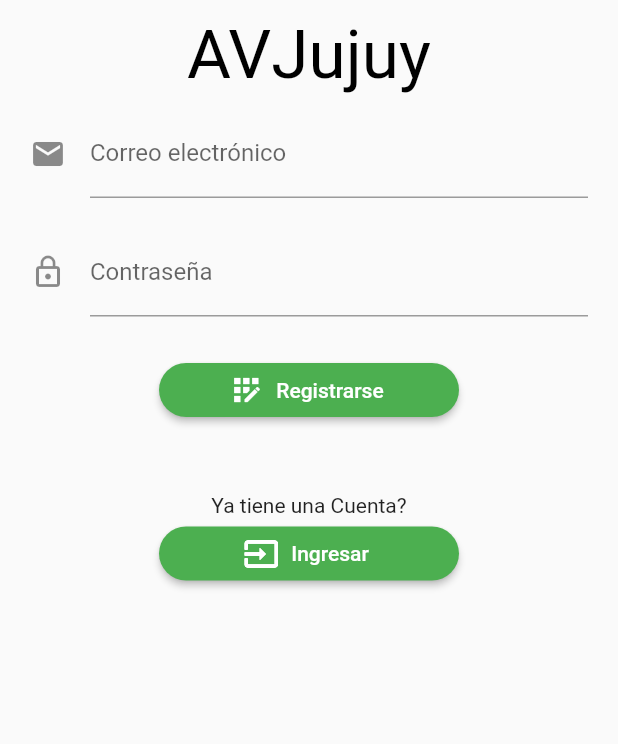
After one commit to carlos-luis-alvarado/flutter_application_1, a Flutter app: the screen it shows after launch, after a tap on "Registrarse", on a phone screen of 412 x 824 dp, the part 270-1014 px from its top. The commit adds this screen. Run offline on Flutter 3.47's test engine with Material 2 defaults, Android fonts, the phone set to English and light mode, and no system bars; missing offline and left inert: sign_button; Roboto replaces fonts that are missing (Architects Daughter).

Commit message:
Se creó la pagina de registro. Se añadió una transición entre páginas. Puse un color en login pero solo para probar, lo podemos cambiar o poner en blanco

```diff
--- a/lib/main.dart
+++ b/lib/main.dart
@@ -1,6 +1,7 @@
 import 'package:flutter/material.dart';
 import 'package:flutter_application_1/src/pages/login_page.dart';
 import 'package:flutter/services.dart';
+import 'package:flutter_application_1/src/pages/registro_page.dart';
 
 void main() {
   //SystemChrome.setEnabledSystemUIOverlays([]);
@@ -13,7 +14,12 @@ class MyApp extends StatelessWidget {
     return MaterialApp(
       debugShowCheckedModeBanner: false,
       title: 'Material App',
-      home: Scaffold(body: LoginPage()),
+      //home: Scaffold(body: LoginPage()),
+      home: LoginPage(),
+      routes: <String, WidgetBuilder>{
+        '/login': (BuildContext context) => LoginPage(),
+        '/registro': (BuildContext context) => RegistroPage()
+      },
     );
   }
 }
--- a/lib/src/pages/login_page.dart
+++ b/lib/src/pages/login_page.dart
@@ -1,4 +1,6 @@
 import 'package:flutter/material.dart';
+import 'package:flutter_application_1/src/pages/registro_page.dart';
+import 'package:flutter_application_1/src/transiciones/fade_transition.dart';
 import 'package:sign_button/sign_button.dart';
 
 class LoginPage extends StatefulWidget {
@@ -12,33 +14,44 @@ class _LoginPageState extends State<LoginPage> {
   Widget build(BuildContext context) {
     return SafeArea(
       child: Scaffold(
+          backgroundColor: Colors.amber.shade300, //COLOR DE FONDO
           body: Center(
             child: Column(
               children: [
-            Flexible(   //se define el logo
+                Flexible(
+                  //se define el logo
                   child: Image(
                     image: AssetImage(
                       'images/crearlogo.png',
-
                     ),
                     width: 150.0,
                     height: 180.0,
                   ),
                 ),
-            SizedBox(height: 10.0,width: double.infinity,),//se define nombre de la app
-            Text('AVJujuy',style: TextStyle(fontFamily: 'Architects Daughter', color: Colors.black,fontSize: 45.0,),),
+                SizedBox(
+                  height: 10.0,
+                  width: double.infinity,
+                ), //se define nombre de la app
+                Text(
+                  'AVJujuy',
+                  style: TextStyle(
+                    fontFamily: 'Architects Daughter',
+                    color: Colors.black,
+                    fontSize: 45.0,
+                  ),
+                ),
                 SizedBox(
                   height: 10.0,
                 ),
-            _userTextField(),//correo electronico
+                _userTextField(), //correo electronico
                 SizedBox(
                   height: 20.0,
                 ),
-            _passwordTextField(),//contaseña
+                _passwordTextField(), //contaseña
                 SizedBox(
                   height: 25.0,
                 ),
-            _buttonLogin(),//boton ingresar
+                _buttonLogin(), //boton ingresar
                 SizedBox(
                   height: 15.0,
                 ),
@@ -48,7 +61,7 @@ class _LoginPageState extends State<LoginPage> {
                   height: 30.0,
                 ),
                 Text('Aún no esta Registrado?'),
-            _buttonRegister(),//boton ingresar
+                _buttonRegister(), //boton ingresar
               ],
             ),
           )),
@@ -103,8 +116,7 @@ class _LoginPageState extends State<LoginPage> {
               fixedSize: Size(200, 30),
               primary: Colors.green.shade500,
               shape: RoundedRectangleBorder(
-                  borderRadius: BorderRadius.circular(50))
-          ));
+                  borderRadius: BorderRadius.circular(50))));
     });
   }
 
@@ -112,7 +124,11 @@ class _LoginPageState extends State<LoginPage> {
     return StreamBuilder(
         builder: (BuildContext context, AsyncSnapshot snapshot) {
       return ElevatedButton.icon(
-          onPressed: () {},
+          onPressed: () {
+            Navigator.of(context).push(
+              Fade_Transition(RegistroPage()),
+            );
+          },
           icon: Icon(
             Icons.app_registration,
           ),
@@ -121,8 +137,7 @@ class _LoginPageState extends State<LoginPage> {
               fixedSize: Size(200, 30),
               primary: Colors.green.shade500,
               shape: RoundedRectangleBorder(
-                  borderRadius: BorderRadius.circular(50))
-          ));
+                  borderRadius: BorderRadius.circular(50))));
     });
   }
 
--- /dev/null
+++ b/lib/src/pages/registro_page.dart
@@ -0,0 +1,131 @@
+import 'package:flutter/material.dart';
+import 'package:flutter_application_1/src/pages/login_page.dart';
+import 'package:sign_button/sign_button.dart';
+import 'package:flutter_application_1/src/transiciones/fade_transition.dart';
+
+
+class RegistroPage extends StatefulWidget {
+  static String id = 'registro_page';
+  @override
+  _RegistroPageState createState() => _RegistroPageState();
+}
+
+class _RegistroPageState extends State<RegistroPage> {
+  @override
+  Widget build(BuildContext context) {
+    return SafeArea(
+      child: Scaffold(
+          body: Center(
+        child: Column(
+          children: [
+            Flexible(   //se define el logo
+              child: Image(
+                image: AssetImage(
+                  'images/crearlogo.png',
+
+                ),
+                width: 150.0,
+                height: 180.0,
+              ),
+            ),
+            SizedBox(height: 10.0,width: double.infinity,),//se define nombre de la app
+            Text('AVJujuy',style: TextStyle(fontFamily: 'Architects Daughter', color: Colors.black,fontSize: 45.0,),),
+            SizedBox(
+              height: 10.0,
+            ),
+            _userTextField(),//correo electronico
+            SizedBox(
+              height: 20.0,
+            ),
+            _passwordTextField(),//contaseña
+            SizedBox(
+              height: 25.0,
+            ),
+            _buttonRegister(),//boton registrar
+            SizedBox(
+              height: 45.0,
+            ),
+            Text('Ya tiene una Cuenta?'),
+            _buttonLogin(),//boton ingresar
+          ],
+        ),
+      )),
+    );
+  }
+
+  Widget _userTextField() {
+    return StreamBuilder(
+        builder: (BuildContext context, AsyncSnapshot snapshot) {
+      return Container(
+        padding: EdgeInsets.symmetric(horizontal: 20.0),
+        child: TextField(
+          keyboardType: TextInputType.emailAddress,
+          decoration: InputDecoration(
+              icon: Icon(Icons.email),
+              hintText: 'ejemplo@correo.com',
+              labelText: 'Correo electrónico'),
+          onChanged: (value) {},
+        ),
+      );
+    });
+  }
+
+  Widget _passwordTextField() {
+    return StreamBuilder(
+        builder: (BuildContext context, AsyncSnapshot snapshot) {
+      return Container(
+        padding: EdgeInsets.symmetric(horizontal: 20.0),
+        child: TextField(
+          keyboardType: TextInputType.emailAddress,
+          obscureText: true,
+          decoration: InputDecoration(
+              icon: Icon(Icons.lock_outline),
+              hintText: 'Contraseña',
+              labelText: 'Contraseña'),
+          onChanged: (value) {},
+        ),
+      );
+    });
+  }
+
+  Widget _buttonLogin() {
+    return StreamBuilder(
+        builder: (BuildContext context, AsyncSnapshot snapshot) {
+      return ElevatedButton.icon(
+          onPressed: () {
+            Navigator.of(context).push(
+              Fade_Transition(LoginPage()),
+            );
+          },
+          icon: Icon(
+            Icons.input_outlined,
+          ),
+          label: Text('Ingresar'),
+           style: ElevatedButton.styleFrom(
+            fixedSize: Size(200, 30),
+            primary: Colors.green.shade500,
+            shape: RoundedRectangleBorder(
+                  borderRadius: BorderRadius.circular(50))
+          ));
+    });
+  }
+
+  Widget _buttonRegister() {
+    return StreamBuilder(
+        builder: (BuildContext context, AsyncSnapshot snapshot) {
+      return ElevatedButton.icon(
+          onPressed: () {},
+          icon: Icon(
+            Icons.app_registration,
+          ),
+          label: Text('Registrarse'),
+          style: ElevatedButton.styleFrom(
+            fixedSize: Size(200, 30),
+            primary: Colors.green.shade500,
+            shape: RoundedRectangleBorder(
+                  borderRadius: BorderRadius.circular(50))
+          ));
+    });
+  }
+
+}
--- /dev/null
+++ b/lib/src/transiciones/fade_transition.dart
@@ -0,0 +1,19 @@
+import 'package:flutter/material.dart';
+
+class Fade_Transition extends PageRouteBuilder {
+  final Widget child;
+
+  Fade_Transition(this.child)
+      : super(pageBuilder: (BuildContext context, Animation<double> animation,
+            Animation<double> secondaryAnimation) {
+          return child;
+        }, transitionsBuilder: (BuildContext context,
+            Animation<double> animation,
+            Animation<double> secondaryAnimation,
+            Widget child) {
+          return new FadeTransition(
+            opacity: animation,
+            child: child,
+          );
+        });
+}
```
Lines whose indentation alone changed are shown as unchanged.
